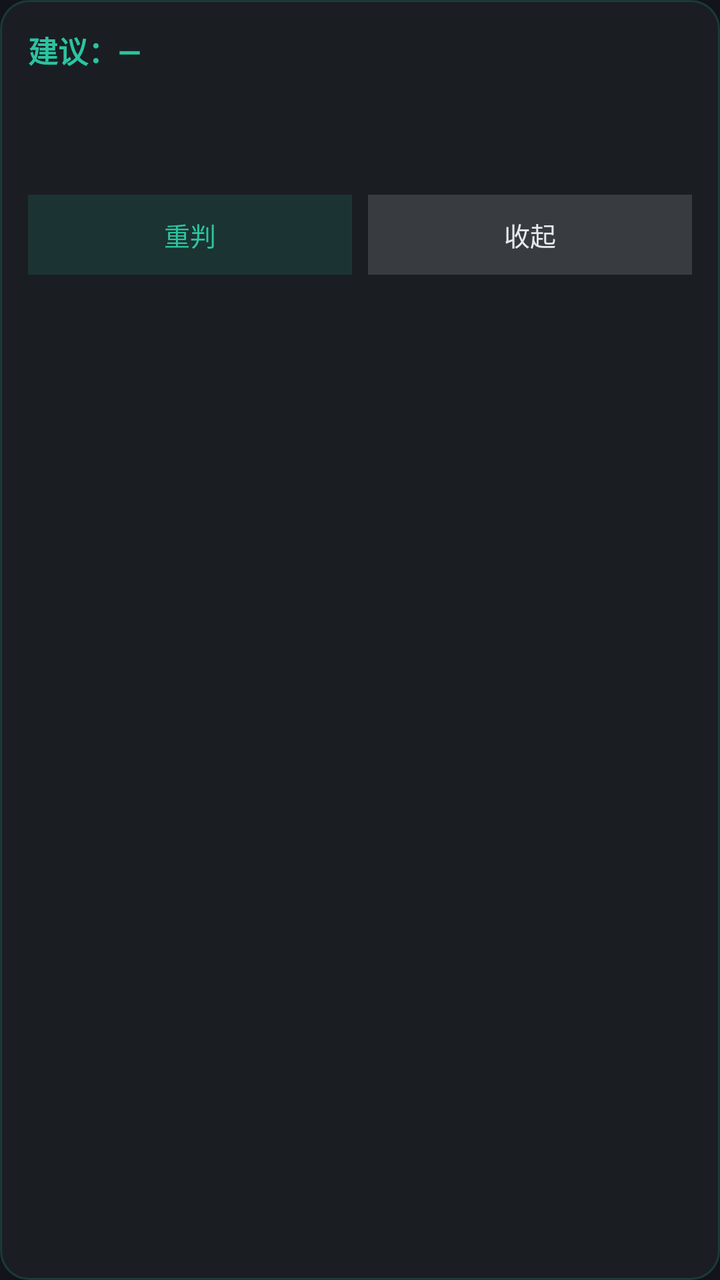
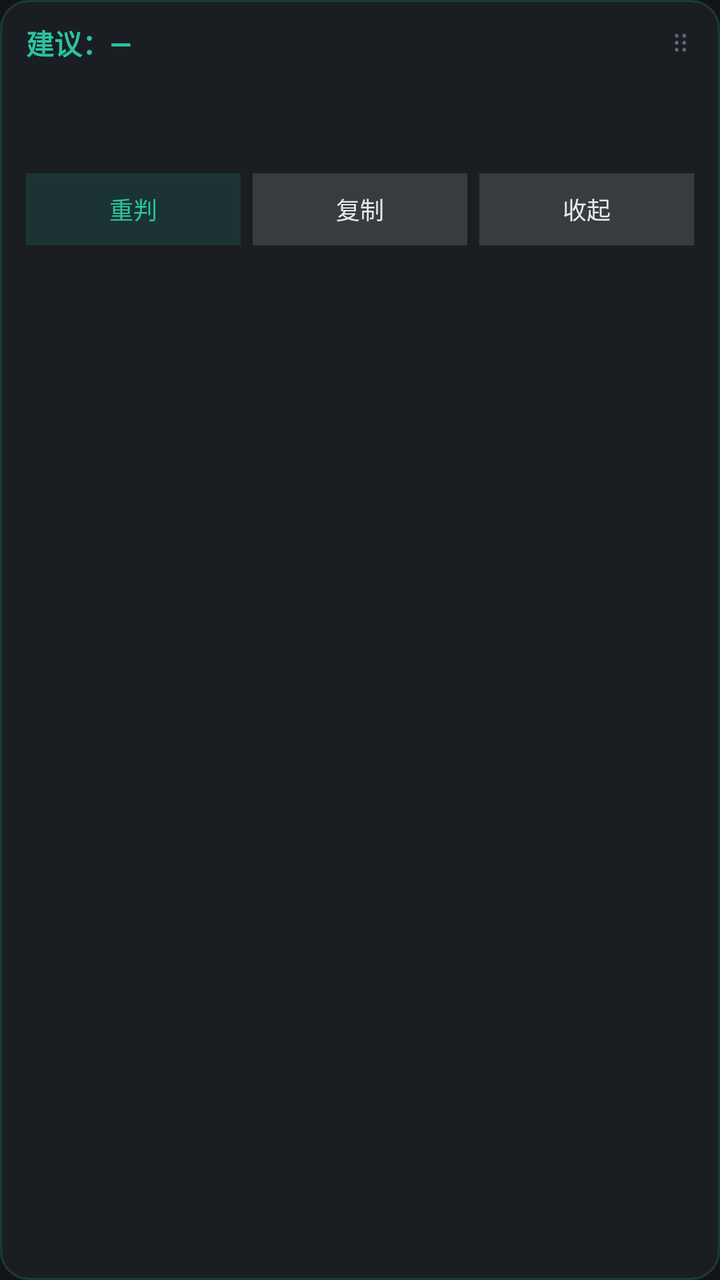

The first picture is an Android layout as it rendered before a commit; the second is the same layout after the commit. The layout source and the unified diff follow.
<!-- AndroidManifest.xml: application theme AppTheme -->
<!-- res/layout/decision_card.xml -->
<?xml version="1.0" encoding="utf-8"?>
<LinearLayout xmlns:android="http://schemas.android.com/apk/res/android"
    android:layout_width="300dp"
    android:layout_height="wrap_content"
    android:background="@drawable/bg_card"
    android:orientation="vertical"
    android:padding="14dp">

    <TextView
        android:id="@+id/card_headline"
        android:layout_width="match_parent"
        android:layout_height="wrap_content"
        android:text="建议：—"
        android:textColor="#FF2BC4A0"
        android:textSize="15sp"
        android:textStyle="bold" />

    <TextView
        android:id="@+id/card_body"
        android:layout_width="match_parent"
        android:layout_height="wrap_content"
        android:layout_marginTop="8dp"
        android:lineSpacingExtra="3dp"
        android:text=""
        android:textColor="#FFE6E9EC"
        android:textSize="13sp" />

    <TextView
        android:id="@+id/card_meta"
        android:layout_width="match_parent"
        android:layout_height="wrap_content"
        android:layout_marginTop="10dp"
        android:text=""
        android:textColor="#FF8A939B"
        android:textSize="10sp" />

    <LinearLayout
        android:layout_width="match_parent"
        android:layout_height="wrap_content"
        android:layout_marginTop="12dp"
        android:orientation="horizontal">

        <Button
            android:id="@+id/card_again"
            android:layout_width="0dp"
            android:layout_height="40dp"
            android:layout_weight="1"
            android:background="#222BC4A0"
            android:text="重判"
            android:textAllCaps="false"
            android:textColor="#FF2BC4A0"
            android:textSize="13sp" />

        <Button
            android:id="@+id/card_close"
            android:layout_width="0dp"
            android:layout_height="40dp"
            android:layout_marginLeft="8dp"
            android:layout_weight="1"
            android:background="#22FFFFFF"
            android:text="收起"
            android:textAllCaps="false"
            android:textColor="#FFE6E9EC"
            android:textSize="13sp" />
    </LinearLayout>
</LinearLayout>
<!-- resources referenced by this layout -->
<resources>
  <!-- drawable bg_card (drawable) -->
  <?xml version="1.0" encoding="utf-8"?>
  <shape xmlns:android="http://schemas.android.com/apk/res/android"
      android:shape="rectangle">
      <solid android:color="#F21B1F24" />
      <corners android:radius="14dp" />
      <stroke android:width="1dp" android:color="#332BC4A0" />
  </shape>
  <style name="AppTheme" parent="@android:style/Theme.Material.NoActionBar">
          <item name="android:windowBackground">#FF12141A</item>
          <item name="android:colorBackground">#FF12141A</item>
          <item name="android:textColorPrimary">#FFE6E9EC</item>
          <item name="android:navigationBarColor">#FF12141A</item>
          <item name="android:statusBarColor">#FF12141A</item>
      </style>
</resources>

<!-- the commit's change to res/layout/decision_card.xml (unified diff, before → after) -->
@@ -1,35 +1,59 @@
 <?xml version="1.0" encoding="utf-8"?>
 <LinearLayout xmlns:android="http://schemas.android.com/apk/res/android"
-    android:layout_width="300dp"
+    android:layout_width="match_parent"
     android:layout_height="wrap_content"
     android:background="@drawable/bg_card"
     android:orientation="vertical"
-    android:padding="14dp">
+    android:paddingLeft="13dp"
+    android:paddingRight="13dp"
+    android:paddingTop="11dp"
+    android:paddingBottom="9dp">
 
-    <TextView
-        android:id="@+id/card_headline"
+    <LinearLayout
+        android:id="@+id/card_header"
         android:layout_width="match_parent"
         android:layout_height="wrap_content"
-        android:text="建议：—"
-        android:textColor="#FF2BC4A0"
-        android:textSize="15sp"
-        android:textStyle="bold" />
+        android:gravity="center_vertical"
+        android:orientation="horizontal">
+
+        <TextView
+            android:id="@+id/card_headline"
+            android:layout_width="0dp"
+            android:layout_height="wrap_content"
+            android:layout_weight="1"
+            android:ellipsize="end"
+            android:maxLines="1"
+            android:text="建议：—"
+            android:textColor="#FF2BC4A0"
+            android:textSize="14sp"
+            android:textStyle="bold" />
+
+        <TextView
+            android:id="@+id/card_drag"
+            android:layout_width="wrap_content"
+            android:layout_height="wrap_content"
+            android:paddingLeft="8dp"
+            android:paddingRight="2dp"
+            android:text="⠿"
+            android:textColor="#FF5F6A72"
+            android:textSize="14sp" />
+    </LinearLayout>
 
     <TextView
         android:id="@+id/card_body"
         android:layout_width="match_parent"
         android:layout_height="wrap_content"
-        android:layout_marginTop="8dp"
-        android:lineSpacingExtra="3dp"
+        android:layout_marginTop="7dp"
+        android:lineSpacingExtra="2dp"
         android:text=""
         android:textColor="#FFE6E9EC"
-        android:textSize="13sp" />
+        android:textSize="12.5sp" />
 
     <TextView
         android:id="@+id/card_meta"
         android:layout_width="match_parent"
         android:layout_height="wrap_content"
-        android:layout_marginTop="10dp"
+        android:layout_marginTop="8dp"
         android:text=""
         android:textColor="#FF8A939B"
         android:textSize="10sp" />
@@ -37,30 +61,42 @@
     <LinearLayout
         android:layout_width="match_parent"
         android:layout_height="wrap_content"
-        android:layout_marginTop="12dp"
+        android:layout_marginTop="9dp"
         android:orientation="horizontal">
 
         <Button
             android:id="@+id/card_again"
             android:layout_width="0dp"
-            android:layout_height="40dp"
+            android:layout_height="36dp"
             android:layout_weight="1"
             android:background="#222BC4A0"
             android:text="重判"
             android:textAllCaps="false"
             android:textColor="#FF2BC4A0"
-            android:textSize="13sp" />
+            android:textSize="12sp" />
+
+        <Button
+            android:id="@+id/card_copy"
+            android:layout_width="0dp"
+            android:layout_height="36dp"
+            android:layout_marginLeft="6dp"
+            android:layout_weight="1"
+            android:background="#22FFFFFF"
+            android:text="复制"
+            android:textAllCaps="false"
+            android:textColor="#FFE6E9EC"
+            android:textSize="12sp" />
 
         <Button
             android:id="@+id/card_close"
             android:layout_width="0dp"
-            android:layout_height="40dp"
-            android:layout_marginLeft="8dp"
+            android:layout_height="36dp"
+            android:layout_marginLeft="6dp"
             android:layout_weight="1"
             android:background="#22FFFFFF"
             android:text="收起"
             android:textAllCaps="false"
             android:textColor="#FFE6E9EC"
-            android:textSize="13sp" />
+            android:textSize="12sp" />
     </LinearLayout>
 </LinearLayout>
